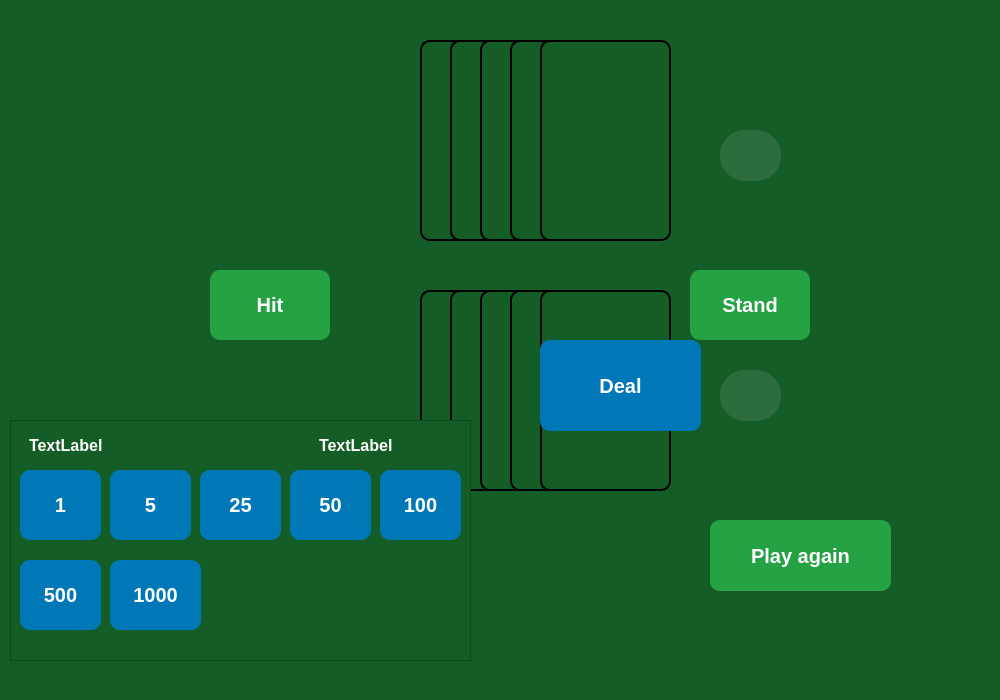
Yaroslav3947/Blackjack, file mainwindow.ui: the form before one commit.
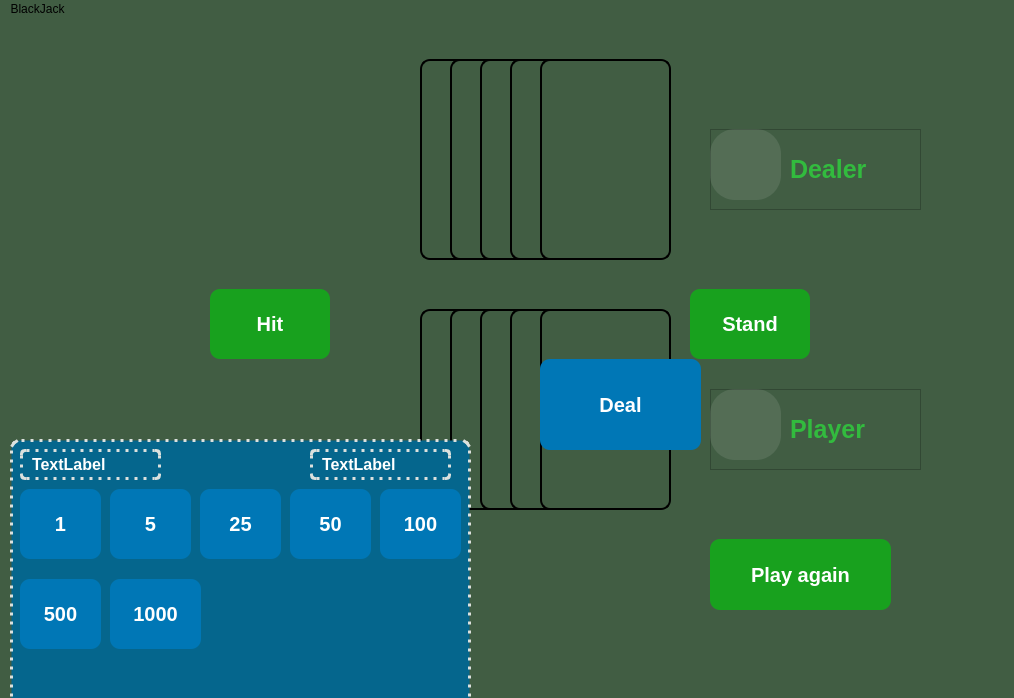
The form after the commit. Icons and pictures are not drawn.

Patch:
```diff
--- a/mainwindow.ui
+++ b/mainwindow.ui
@@ -6,15 +6,16 @@
    <rect>
     <x>0</x>
     <y>0</y>
-    <width>1000</width>
-    <height>700</height>
+    <width>1014</width>
+    <height>698</height>
    </rect>
   </property>
   <property name="windowTitle">
    <string>MainWindow</string>
   </property>
   <property name="styleSheet">
-   <string notr="true">background-color: #155d27;
+   <string notr="true">background-color: #415d43 ;
+background-image: radial-gradient(ellipse at center, rgba(44, 110, 73, 0.8) 0%, rgba(44, 110, 73, 1) 50%, rgba(44, 110, 73, 0.8) 100%);
 </string>
   </property>
   <widget class="QWidget" name="centralwidget">
@@ -29,7 +30,7 @@
     </property>
     <property name="styleSheet">
      <string notr="true">QPushButton {
-    background-color: #25a244;
+    background-color: #18a11e;
     border: none;
     color: white;
     padding: 10px 20px;
@@ -57,7 +58,7 @@
     </property>
     <property name="styleSheet">
      <string notr="true">QPushButton {
-    background-color: #25a244;
+    background-color: #18a11e;
     border: none;
     color: white;
     padding: 10px 20px;
@@ -270,52 +271,6 @@
      <bool>true</bool>
     </property>
    </widget>
-   <widget class="QLabel" name="dealerSumLabel">
-    <property name="geometry">
-     <rect>
-      <x>720</x>
-      <y>130</y>
-      <width>61</width>
-      <height>51</height>
-     </rect>
-    </property>
-    <property name="styleSheet">
-     <string notr="true">background-color: white;
-color : white;
-text-align: center;
-padding: 5px;
-font-size: 22px;
-font-weight: bold;
-background-color: rgba(255, 255, 255, 0.1);
-border-radius: 25%;</string>
-    </property>
-    <property name="text">
-     <string/>
-    </property>
-   </widget>
-   <widget class="QLabel" name="playerSumLabel">
-    <property name="geometry">
-     <rect>
-      <x>720</x>
-      <y>370</y>
-      <width>61</width>
-      <height>51</height>
-     </rect>
-    </property>
-    <property name="styleSheet">
-     <string notr="true">background-color: white;
-color : white;
-text-align: center;
-padding: 5px;
-font-size: 22px;
-font-weight: bold;
-background-color: rgba(255, 255, 255, 0.1);
-border-radius: 25%;</string>
-    </property>
-    <property name="text">
-     <string/>
-    </property>
-   </widget>
    <widget class="QLabel" name="messageLabel">
     <property name="geometry">
      <rect>
@@ -349,7 +304,7 @@
     </property>
     <property name="styleSheet">
      <string notr="true">QPushButton {
-    background-color: #25a244;
+    background-color: #18a11e;
     border: none;
     color: white;
     padding: 10px 20px;
@@ -452,9 +407,15 @@
       <x>10</x>
       <y>420</y>
       <width>461</width>
-      <height>241</height>
+      <height>271</height>
      </rect>
     </property>
+    <property name="styleSheet">
+     <string notr="true">border: 3px dotted #dce1de;
+padding: 10px;
+background-color: #05668d;
+border-radius: 10px</string>
+    </property>
     <property name="frameShape">
      <enum>QFrame::StyledPanel</enum>
     </property>
@@ -702,6 +663,124 @@
      </property>
     </widget>
    </widget>
+   <widget class="QFrame" name="playerInfoFrame">
+    <property name="geometry">
+     <rect>
+      <x>710</x>
+      <y>370</y>
+      <width>211</width>
+      <height>81</height>
+     </rect>
+    </property>
+    <property name="frameShape">
+     <enum>QFrame::StyledPanel</enum>
+    </property>
+    <property name="frameShadow">
+     <enum>QFrame::Raised</enum>
+    </property>
+    <widget class="QLabel" name="playerSumLabel">
+     <property name="geometry">
+      <rect>
+       <x>0</x>
+       <y>0</y>
+       <width>71</width>
+       <height>71</height>
+      </rect>
+     </property>
+     <property name="styleSheet">
+      <string notr="true">background-color: white;
+color : white;
+text-align: center;
+padding: 5px;
+font-size: 25px;
+font-weight: bold;
+background-color: rgba(255, 255, 255, 0.1);
+border-radius: 25%;</string>
+     </property>
+     <property name="text">
+      <string/>
+     </property>
+    </widget>
+    <widget class="QLabel" name="playerTextlabel">
+     <property name="geometry">
+      <rect>
+       <x>80</x>
+       <y>10</y>
+       <width>91</width>
+       <height>61</height>
+      </rect>
+     </property>
+     <property name="styleSheet">
+      <string notr="true">  font-family: Arial;
+  text-align: center;
+  color: #32bb3e;
+  font-size: 25px;
+font-weight: bold;</string>
+     </property>
+     <property name="text">
+      <string>Player</string>
+     </property>
+    </widget>
+   </widget>
+   <widget class="QFrame" name="dealerInfoFrame">
+    <property name="geometry">
+     <rect>
+      <x>710</x>
+      <y>110</y>
+      <width>211</width>
+      <height>81</height>
+     </rect>
+    </property>
+    <property name="frameShape">
+     <enum>QFrame::StyledPanel</enum>
+    </property>
+    <property name="frameShadow">
+     <enum>QFrame::Raised</enum>
+    </property>
+    <widget class="QLabel" name="dealerTextLabel">
+     <property name="geometry">
+      <rect>
+       <x>80</x>
+       <y>10</y>
+       <width>91</width>
+       <height>61</height>
+      </rect>
+     </property>
+     <property name="styleSheet">
+      <string notr="true">  font-family: Arial;
+  text-align: center;
+  color: #32bb3e;
+  font-size: 25px;
+font-weight: bold;</string>
+     </property>
+     <property name="text">
+      <string>Dealer</string>
+     </property>
+    </widget>
+    <widget class="QLabel" name="dealerSumLabel">
+     <property name="geometry">
+      <rect>
+       <x>0</x>
+       <y>0</y>
+       <width>71</width>
+       <height>71</height>
+      </rect>
+     </property>
+     <property name="styleSheet">
+      <string notr="true">background-color: white;
+color : white;
+text-align: center;
+padding: 5px;
+font-size: 25px;
+font-weight: bold;
+background-color: rgba(255, 255, 255, 0.1);
+border-radius: 25%;</string>
+     </property>
+     <property name="text">
+      <string/>
+     </property>
+    </widget>
+   </widget>
    <zorder>dealerCard1</zorder>
    <zorder>hitButton</zorder>
    <zorder>standButton</zorder>
@@ -726,12 +805,17 @@
     <rect>
      <x>0</x>
      <y>0</y>
-     <width>1000</width>
+     <width>1014</width>
      <height>21</height>
     </rect>
    </property>
+   <widget class="QMenu" name="menuBlackJack">
+    <property name="title">
+     <string>BlackJack</string>
+    </property>
+   </widget>
+   <addaction name="menuBlackJack"/>
   </widget>
-  <widget class="QStatusBar" name="statusbar"/>
  </widget>
  <resources/>
  <connections/>
```
Left out of the diff: 6 changed lines with no effect on the pictures.
